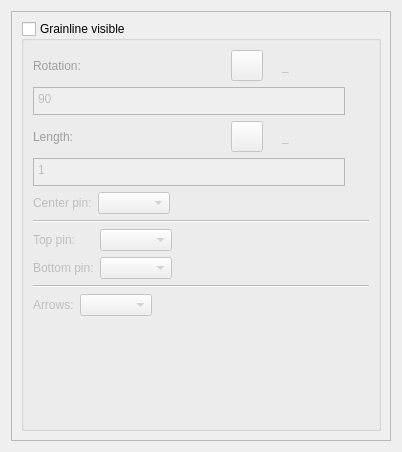
dismine/valentina, file src/libs/vtools/dialogs/tools/piece/tabs/tabgrainline.ui: the form before one commit.
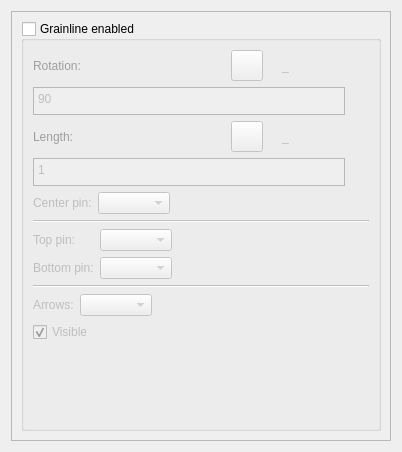
The form after the commit. Icons and pictures are not drawn. Custom widgets are drawn as their Qt base class.

Commit message: New feature. Hide/Show enabled grainline.

Diff of the .ui file:
```diff
--- a/src/libs/vtools/dialogs/tools/piece/tabs/tabgrainline.ui
+++ b/src/libs/vtools/dialogs/tools/piece/tabs/tabgrainline.ui
@@ -36,7 +36,7 @@
        <item>
         <widget class="QGroupBox" name="groupBoxGrainline">
          <property name="title">
-          <string>Grainline visible</string>
+          <string>Grainline enabled</string>
          </property>
          <property name="checkable">
           <bool>true</bool>
@@ -504,6 +504,19 @@
             </item>
            </layout>
           </item>
+          <item>
+           <widget class="QCheckBox" name="checkBoxGrainlineVisible">
+            <property name="enabled">
+             <bool>true</bool>
+            </property>
+            <property name="text">
+             <string>Visible</string>
+            </property>
+            <property name="checked">
+             <bool>true</bool>
+            </property>
+           </widget>
+          </item>
           <item>
            <spacer name="verticalSpacer_2">
             <property name="orientation">
```
Left out of the diff: 4 changed lines with no effect on the pictures. The commit also changes 31 other files.
